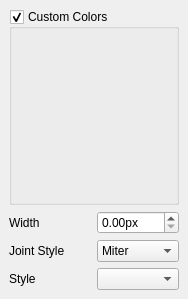
This is src/dialogs/dock_knot_display.ui in mbasaglia/Knotter as Qt 5 draws it before an edit. The edited form follows.
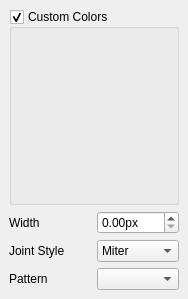
This is the edited form. Icons and pictures are not drawn. Custom widgets are drawn as their Qt base class.

Commit message: Increase gaph bounding box

```diff
--- a/src/dialogs/dock_knot_display.ui
+++ b/src/dialogs/dock_knot_display.ui
@@ -107,7 +107,7 @@
     <item row="3" column="0">
      <widget class="QLabel" name="label_3">
       <property name="text">
-       <string>Style</string>
+       <string>Pattern</string>
       </property>
      </widget>
     </item>
```
The commit also changes 1 other file.
